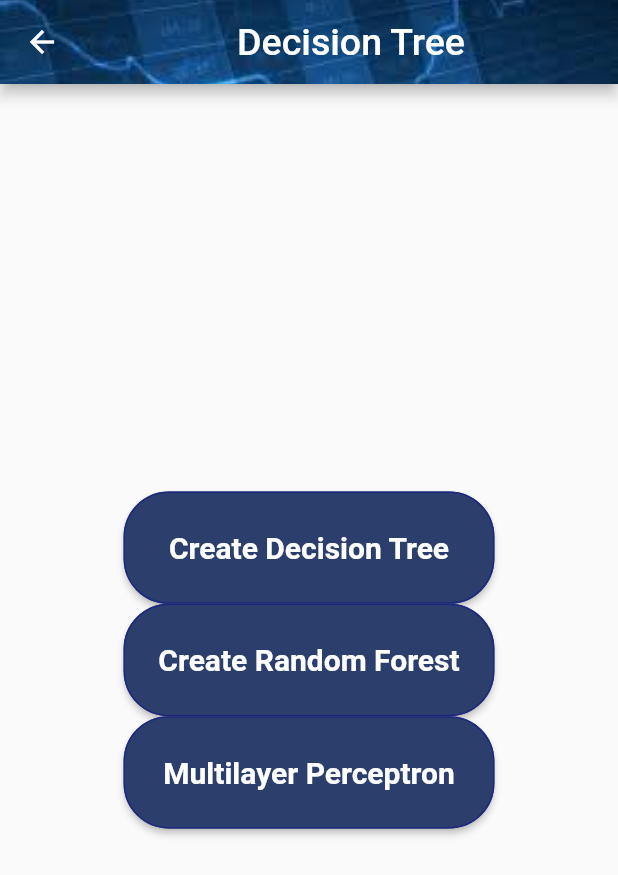
After one commit to DiegoCAlvaradoC/Sis3BigData, a Flutter app: the SelectClasifier screen opened by its route, on a phone screen of 412 x 824 dp. The commit adds this screen. Shown: the top 875 px of the screen. Run offline on Flutter 3.47's test engine with Material 2 defaults, Android fonts, the light colour scheme and no system bars; our stand-ins replace file_picker.

Commit message:
arreglo seleccion de clasificador

```diff
--- a/lib/main.dart
+++ b/lib/main.dart
@@ -1,4 +1,4 @@
-import 'package:big_data/screens/decision_tree.dart';
+import 'package:big_data/screens/select_clasifier.dart';
 import 'package:big_data/screens/select_doc.dart';
 import 'package:flutter/material.dart';
 
@@ -17,7 +17,7 @@ class MyApp extends StatelessWidget {
       initialRoute: "/",
       routes: {
         "/": (context) => const SelectDoc(),
-        "/decision_tree": (context) => const DecisionTree(),
+        "/decision_tree": (context) => const SelectClasifier(),
       },
     );
   }
--- /dev/null
+++ b/lib/screens/select_clasifier.dart
@@ -0,0 +1,58 @@
+import 'dart:io';
+
+import 'package:flutter/material.dart';
+import 'package:big_data/Components/export_components.dart';
+import 'package:big_data/theme/my_theme.dart';
+import 'package:file_picker/file_picker.dart';
+
+class SelectClasifier extends StatelessWidget {
+  //get file path from arguments
+
+  const SelectClasifier({Key? key}) : super(key: key);
+  @override
+  Widget build(BuildContext context) {
+    final arguments = ModalRoute.of(context)?.settings.arguments;
+    final String? filePath = arguments as String?;
+    print("decision tree");
+    print(filePath);
+
+    return Scaffold(
+      appBar: MyAppBar(
+        title: "Decision Tree",
+        fontSize: 25,
+        color: Colors.white,
+      ),
+      body: Center(
+        child: Column(
+          mainAxisAlignment: MainAxisAlignment.center,
+          children: [
+            MyButton(
+              text: "Create Decision Tree",
+              fontSize: 20,
+              width: 3 / 5 * MediaQuery.of(context).size.width,
+              height: MediaQuery.of(context).size.height / 11,
+              color: AppTheme.secondary,
+              textColor: Colors.white,
+            ),
+            MyButton(
+              text: "Create Random Forest",
+              fontSize: 20,
+              width: 3 / 5 * MediaQuery.of(context).size.width,
+              height: MediaQuery.of(context).size.height / 11,
+              color: AppTheme.secondary,
+              textColor: Colors.white,
+            ),
+            MyButton(
+              text: "Multilayer Perceptron",
+              fontSize: 20,
+              width: 3 / 5 * MediaQuery.of(context).size.width,
+              height: MediaQuery.of(context).size.height / 11,
+              color: AppTheme.secondary,
+              textColor: Colors.white,
+            ),
+          ],
+        ),
+      ),
+    );
+  }
+}
```
Also changed, not shown: lib/screens/decision_tree.dart (deleted, +0 -41 lines), lib/screens/show_result.dart (added, +19 -0 lines).
